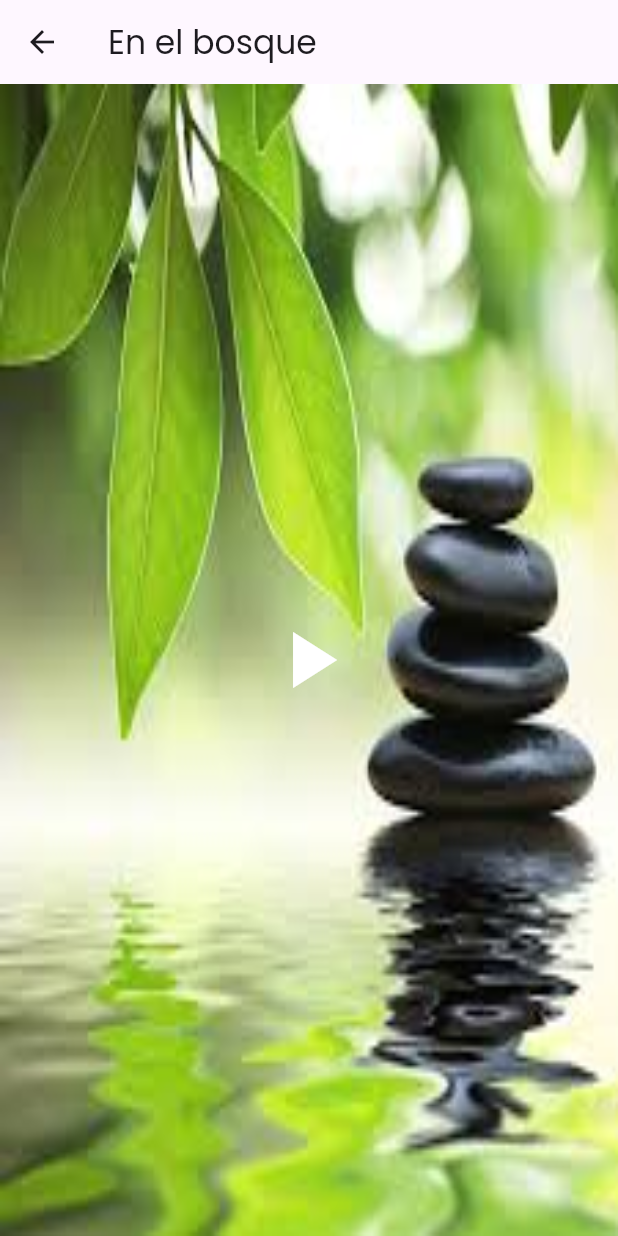
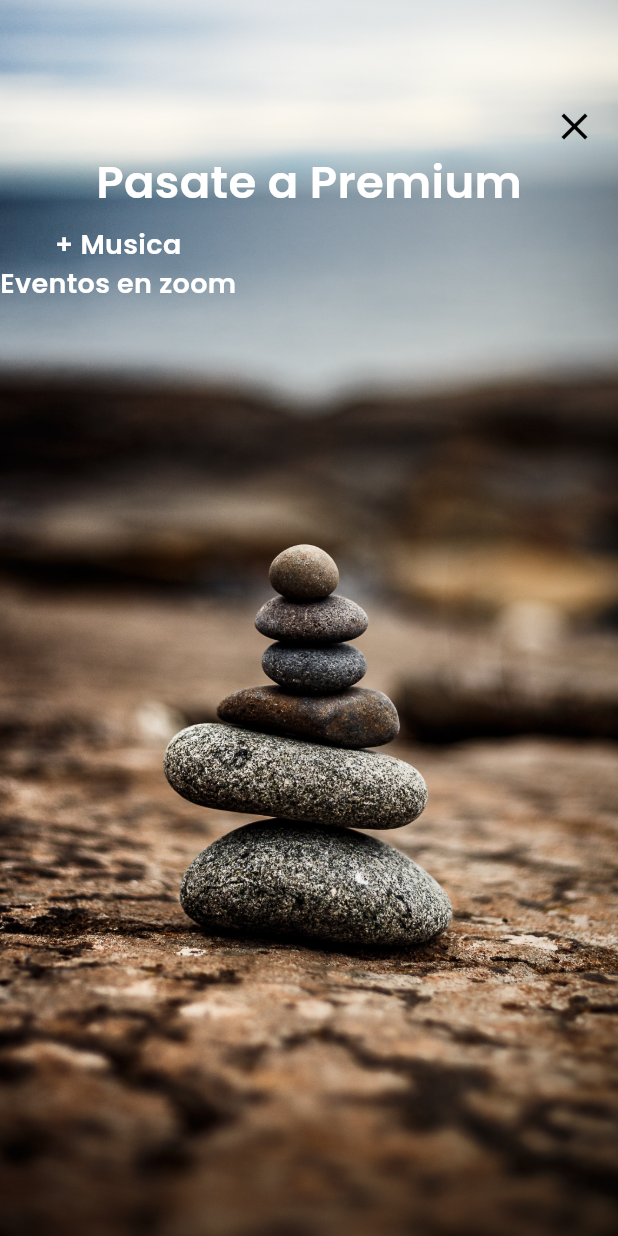
Before and after one commit to rakuraku678/Meditacion, a Flutter app: the screen it shows after launch, after a tap on "30 mins", on a phone screen of 412 x 824 dp. Run offline on Flutter 3.47's test engine with Material 3 defaults, Android fonts, the phone set to English and light mode, and no system bars; our stand-ins replace audioplayers, flutter_svg.

Commit message:
avances pantalla pasate a premium

```diff
--- a/lib/constants.dart
+++ b/lib/constants.dart
@@ -4,3 +4,4 @@ var colorOpaque = const Color.fromARGB(100, 0, 0, 0);
 var colorPremium = const Color.fromARGB(255, 248, 227, 46);
 var textStyleDuration = const TextStyle(
     color: Colors.white, fontWeight: FontWeight.w600, fontSize: 14);
+const PASATE_A_PREMIUM = 'Pasate a Premium';
--- /dev/null
+++ b/lib/pages/become_premium.dart
@@ -0,0 +1,82 @@
+import 'package:flutter/material.dart';
+import 'package:fitness/constants.dart';
+import 'package:flutter_svg/svg.dart';
+
+class BecomePremium extends StatelessWidget {
+  const BecomePremium({super.key});
+
+  @override
+  Widget build(BuildContext context) {
+    return Scaffold(
+        backgroundColor: Colors.white,
+        body: Center(
+          child: Container(
+            width: double.infinity,
+            height: double.infinity,
+            decoration: const BoxDecoration(
+                image: DecorationImage(
+              image: AssetImage('assets/bgs/become_premium.jpeg'),
+              fit: BoxFit.cover,
+            )),
+            child: Stack(
+              children: [
+                Positioned(
+                  top: 60,
+                  right: 5,
+                  child: IconButton(
+                    icon: Icon(Icons.close),
+                    iconSize: 30,
+                    color: Colors.black,
+                    onPressed: () {
+                      Navigator.pop(context);
+                    },
+                  ),
+                ),
+                const Positioned(
+                  top: 100,
+                  left: 5,
+                  right: 5,
+                  child: Center(
+                      child: Text(
+                    PASATE_A_PREMIUM,
+                    style: TextStyle(
+                        color: Colors.white,
+                        fontSize: 30,
+                        fontWeight: FontWeight.w600),
+                  )),
+                ),
+                Positioned(
+                  top: 150,
+                  //left: 50,
+                  child: Column(
+                      //mainAxisAlignment: MainAxisAlignment.start,
+                      children: [
+                        Container(
+                          child: Text(
+                            textAlign: TextAlign.left,
+                            '+ Musica',
+                            style: TextStyle(
+                                color: Colors.white,
+                                fontSize: 18,
+                                fontWeight: FontWeight.w600),
+                          ),
+                        ),
+                        Container(
+                          alignment: Alignment.centerLeft,
+                          child: Text(
+                            textAlign: TextAlign.left,
+                            'Eventos en zoom',
+                            style: TextStyle(
+                                color: Colors.white,
+                                fontSize: 18,
+                                fontWeight: FontWeight.w600),
+                          ),
+                        ),
+                      ]),
+                )
+              ],
+            ),
+          ),
+        ));
+  }
+}
--- a/lib/pages/home.dart
+++ b/lib/pages/home.dart
@@ -1,5 +1,6 @@
 import 'package:fitness/constants.dart';
 import 'package:fitness/models/song_model.dart';
+import 'package:fitness/pages/become_premium.dart';
 import 'package:fitness/pages/music_player.dart';
 import 'package:flutter/material.dart';
 import 'package:flutter_svg/flutter_svg.dart';
@@ -10,6 +11,7 @@ class HomePage extends StatelessWidget {
 
   List<SongModel> musicaParaMeditarSongs = [];
   List<SongModel> descansarMejorSongs = [];
+  var userIsPremium = false;
 
   void _getInitialInfo() {
     descansarMejorSongs = SongModel.getDescansarMejorSongs();
@@ -74,10 +76,20 @@ class HomePage extends StatelessWidget {
                   Navigator.push(
                       context,
                       MaterialPageRoute(
+                        builder: (context) =>
+                            userIsPremium || !songsList[index].isPremium
+                                ? MusicPlayerPage(
+                                    songName: songsList[index].name,
+                                    bgImage: songsList[index].bgImage)
+                                : BecomePremium(),
+                      ));
+                  /*
+                      MaterialPageRoute(
                         builder: (context) => MusicPlayerPage(
                             songName: songsList[index].name,
                             bgImage: songsList[index].bgImage),
                       ));
+                      */
                 },
                 child: Container(
                   width: 210,
```
Also changed, not shown: assets/bgs/become_premium.jpeg (added).
